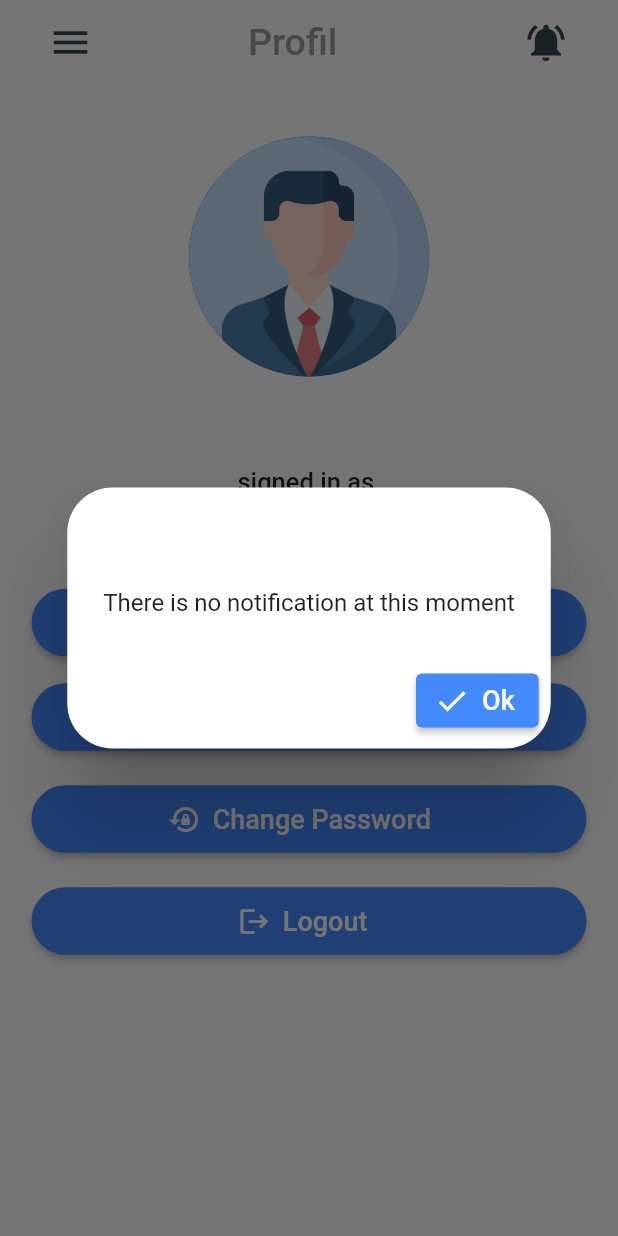
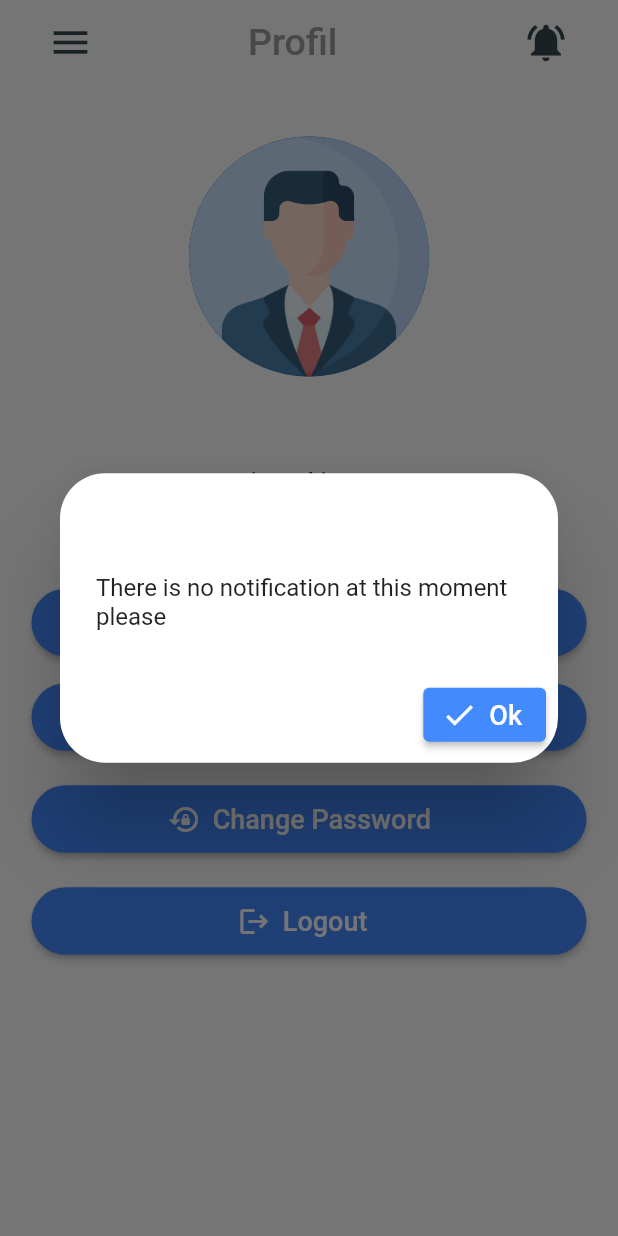
Before and after one commit to hachem-dhawadi/Connecti, a Flutter app: the Profil screen opened by its route, after a tap on "Notification", on a phone screen of 412 x 824 dp. Run offline on Flutter 3.47's test engine with Material 2 defaults, Android fonts, the phone set to English and light mode, and no system bars; drawn by our look-alikes of overlay_support; our stand-ins replace cloud_firestore, curved_navigation_bar, dio, email_validator, file_picker, firebase_auth and 14 more; missing offline and left inert: email_auth; accounts and stored records are empty.

Commit message:
update profil

```diff
--- a/lib/home/profil.dart
+++ b/lib/home/profil.dart
@@ -92,7 +92,7 @@ class _ProfilState extends State<Profil> {
                   ),
                   title: Text('Upload'),
                   content: Text(
-                    'There is no notification at this moment',
+                    'There is no notification at this moment please',
                   ),
                   actions: <Widget>[
                     ElevatedButton.icon(
```
